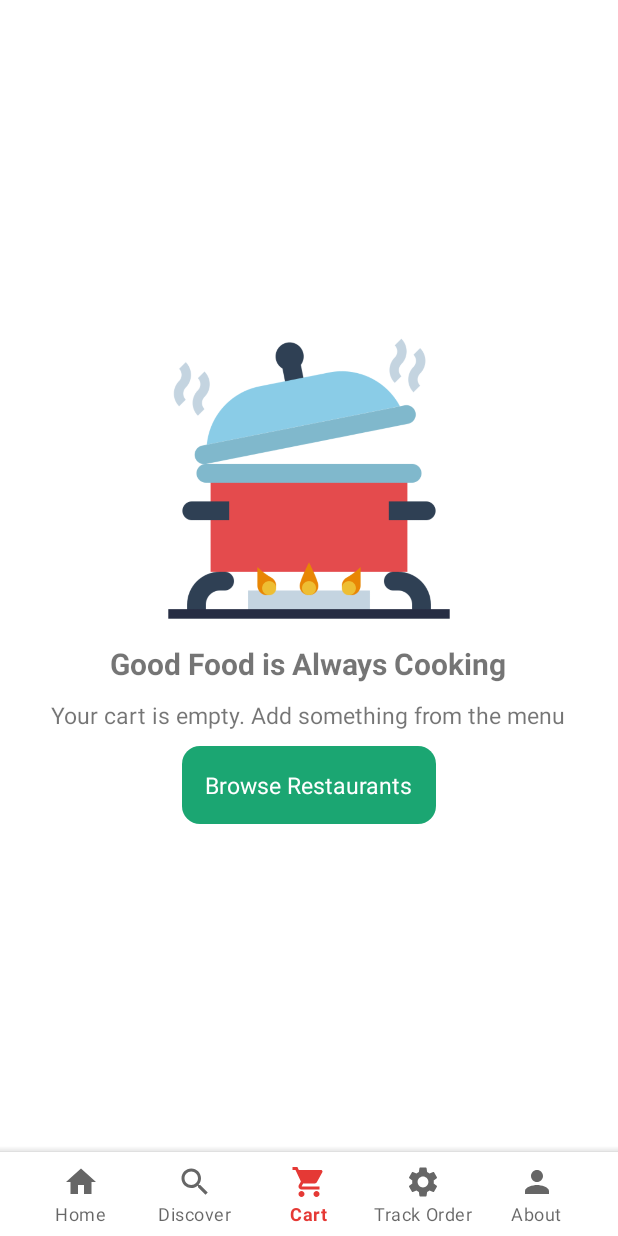
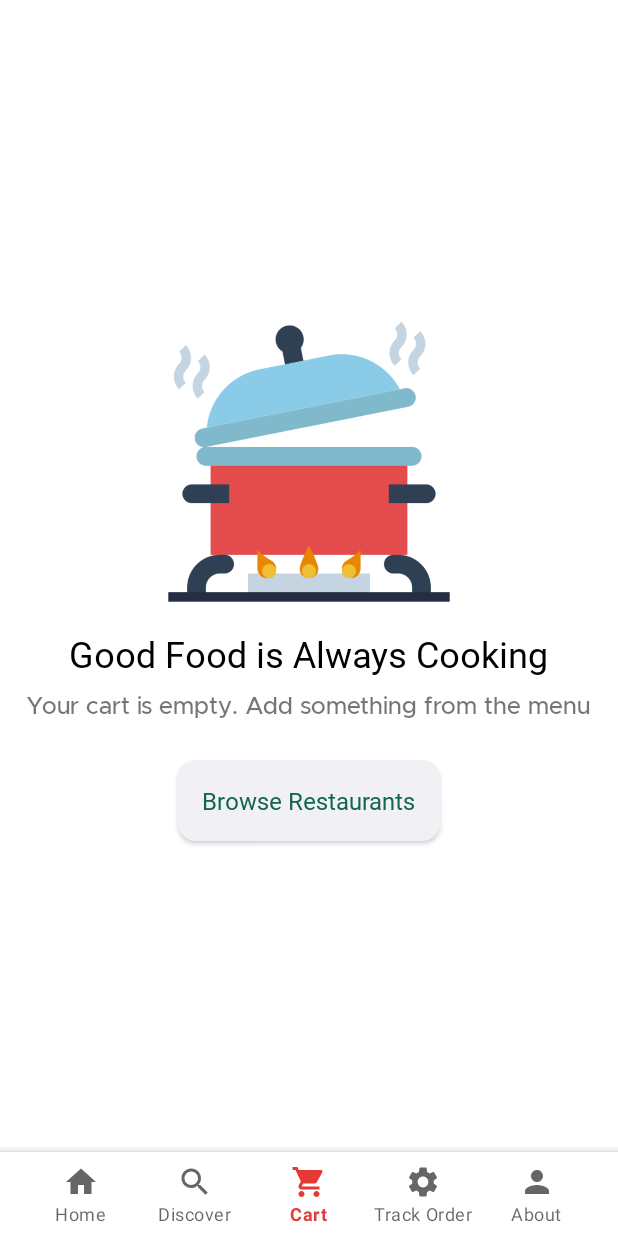
Before and after one commit to Ankitsh-rtx/Eatsy, an Android app: the screen it shows after launch (MainActivity), item 3 of the bottom bar chosen, on a phone screen of 412 x 824 dp. Run offline under Robolectric (Android 15) with nearby library versions, the phone set to English and light mode, and no system bars; 2 statements that could not run were skipped.

Commit message:
ui and minor updates

```diff
--- a/app/src/main/java/com/example/eatsy/views/CartFragment.kt
+++ b/app/src/main/java/com/example/eatsy/views/CartFragment.kt
@@ -31,22 +31,15 @@ class CartFragment : Fragment() {
         val cartList = DataSource.orderList
         var cartListHM = this.arguments?.getSerializable("cartItems")
 
-        if(cartListHM!=null){
-            cartItemList = cartListHM as HashMap<String, CartItem>
+        cartItemList = if(cartListHM!=null){
+            cartListHM as HashMap<String, CartItem>
 
-        }
-        else cartItemList = cartList
+        } else cartList
 
         if(cartItemList.size==0) {
             binding.emptyCart.visibility=View.VISIBLE
             binding.cartLayout.visibility=View.GONE
-            binding.goToMenu.setOnClickListener(object:View.OnClickListener{
-                override fun onClick(p0: View?) {
-                    var intent= Intent(context,MainActivity::class.java)
-                    intent.putExtra("discover","discover")
-                    startActivity(intent)
-                }
-            })
+
         }
 
         binding.cartItemsRecyclerview.adapter = CartViewAdapter(context,cartItemList,binding)
@@ -54,6 +47,12 @@ class CartFragment : Fragment() {
             // Specify fixed size to improve performance
         binding.cartItemsRecyclerview.setHasFixedSize(false)
         binding.cartItemsRecyclerview.isNestedScrollingEnabled = false
+
+        binding.goToMenu.setOnClickListener {
+            var intent = Intent(context, MainActivity::class.java)
+            intent.putExtra("discover", "discover")
+            startActivity(intent)
+        }
 
 
         val total:Long=totalPrice()
--- a/app/src/main/res/drawable/divider.xml
+++ b/app/src/main/res/drawable/divider.xml
@@ -1,6 +1,6 @@
 <?xml version="1.0" encoding="utf-8"?>
 <shape xmlns:android="http://schemas.android.com/apk/res/android">
-    <stroke android:width="1dip" android:color="#f3f3f3" />
+    <stroke android:width="1dip" android:color="@color/silver_white" />
     <corners android:radius="10dip"/>
     <padding android:left="5dip"
         android:top="5dip"
--- a/app/src/main/res/layout/fragment_cart.xml
+++ b/app/src/main/res/layout/fragment_cart.xml
@@ -18,30 +18,38 @@
         android:layout_height="200dp"
         android:src="@drawable/image_boiling"/>
         <TextView
-            android:layout_marginTop="10dp"
+            android:layout_marginTop="12dp"
+            android:layout_marginStart="16dp"
+            android:layout_marginEnd="16dp"
             android:layout_width="wrap_content"
             android:layout_height="wrap_content"
+            android:fontFamily="@font/metropolis_bold"
+            android:textColor="@color/black"
             android:text="Good Food is Always Cooking"
-            android:textSize="20sp"
-            android:textStyle="bold"/>
+            android:textSize="24sp"
+            />
         <TextView
-            android:layout_marginTop="10dp"
+            android:layout_marginTop="8dp"
             android:layout_marginBottom="10dp"
             android:layout_width="wrap_content"
             android:layout_height="wrap_content"
+            android:fontFamily="@font/metropolis_medium"
             android:text="Your cart is empty. Add something from the menu"
-            android:textSize="15dp" />
+            android:textSize="16sp" />
 
         <TextView
             android:id="@+id/go_to_menu"
             android:layout_width="wrap_content"
             android:layout_height="wrap_content"
             android:text="Browse Restaurants"
-            android:padding="15dp"
+            android:layout_marginTop="16dp"
+            android:padding="16dp"
+            android:elevation="2dp"
+            android:backgroundTint="@color/silver_white"
             android:background="@drawable/background_button"
-            android:backgroundTint="@color/green_500"
-            android:textColor="@color/white"
-            android:textSize="15dp" />
+            android:fontFamily="@font/metropolis_semibold"
+            android:textColor="@color/green_900"
+            android:textSize="16sp" />
 
     </LinearLayout>
 
@@ -106,6 +114,7 @@
                         android:layout_height="wrap_content"
                         android:paddingTop="10dp"
                         android:paddingBottom="10dp"
+                        tools:listitem="@layout/cartview_item_layout"
                          />
 
                 </androidx.cardview.widget.CardView>
@@ -281,9 +290,9 @@
                     android:layout_width="wrap_content"
                     android:layout_height="wrap_content"
                     android:orientation="vertical"
-                    app:layout_constraintBottom_toBottomOf="@+id/textView5"
+                    app:layout_constraintBottom_toBottomOf="parent"
                     app:layout_constraintStart_toStartOf="parent"
-                    app:layout_constraintTop_toTopOf="@+id/textView5">
+                    app:layout_constraintTop_toTopOf="parent">
 
                     <TextView
                         android:id="@+id/finalAmount"
```
